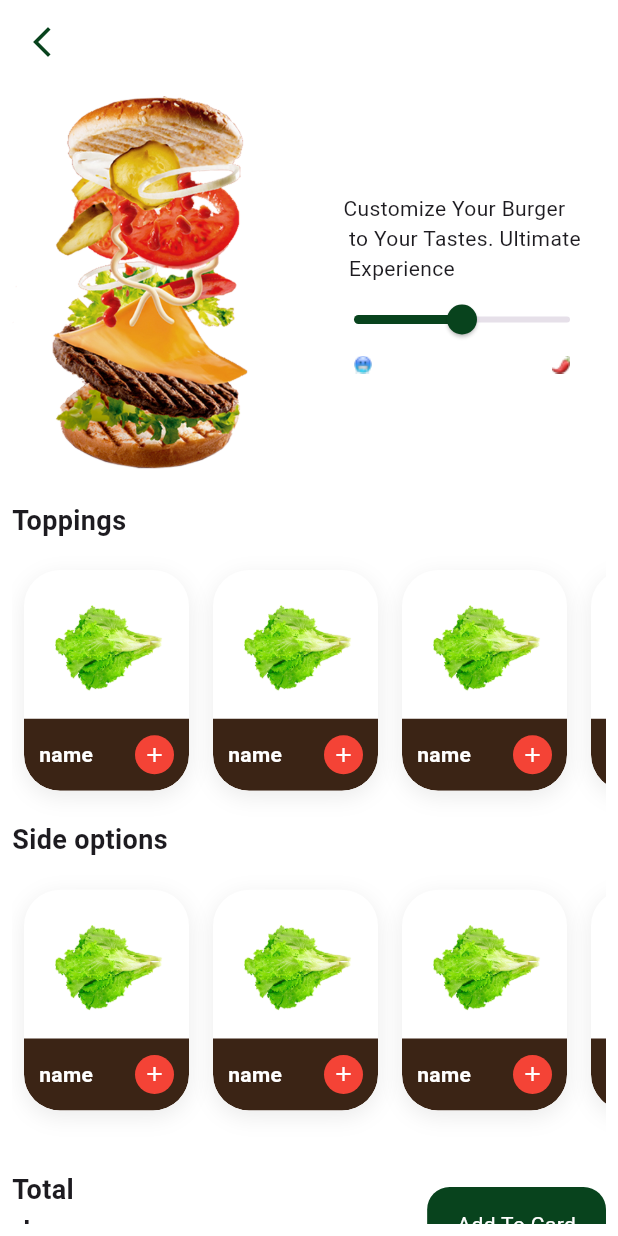
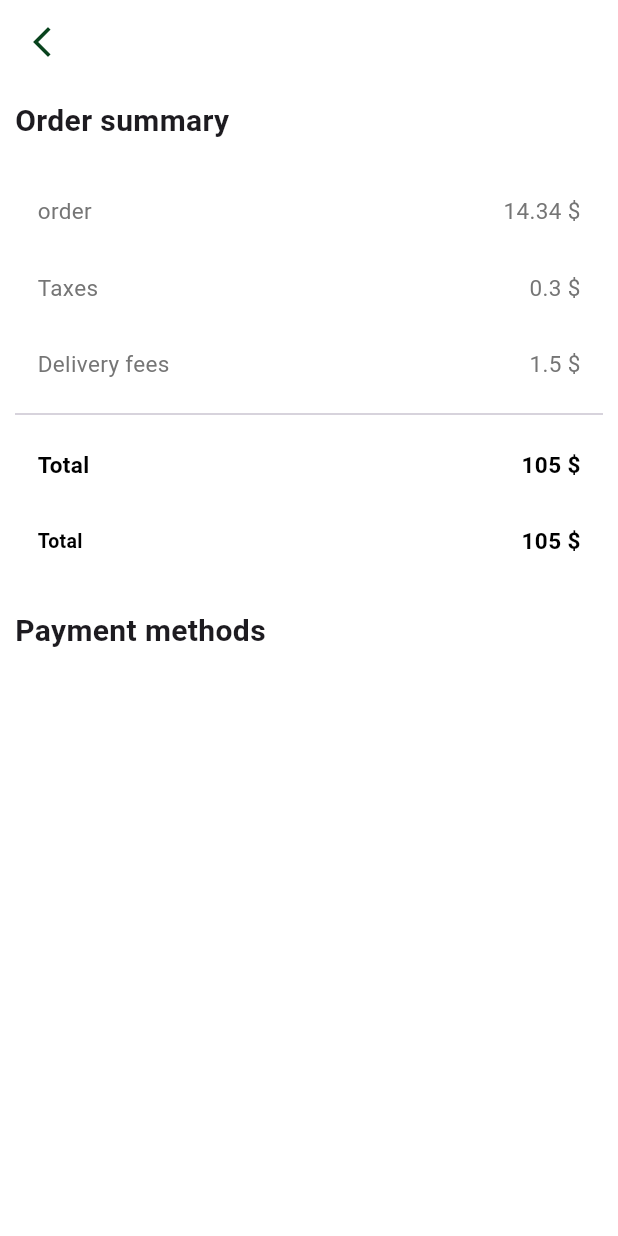
Before and after one commit to legza234/hungry, a Flutter app: the screen it shows after launch, on a phone screen of 412 x 824 dp. Run offline on Flutter 3.47's test engine with Material 3 defaults, Android fonts, the light colour scheme and no system bars; our stand-ins replace flutter_svg, gap.

Commit message:
chech out

```diff
--- /dev/null
+++ b/lib/features/checkout/view/chechout_view.dart
@@ -0,0 +1,74 @@
+import 'package:flutter/cupertino.dart';
+import 'package:flutter/material.dart';
+import 'package:gap/gap.dart';
+import 'package:hungry/shared/custom_text.dart';
+
+import '../../../core/constants/app_color.dart';
+
+class ChechoutView extends StatelessWidget {
+  const ChechoutView({super.key});
+
+  @override
+  Widget build(BuildContext context) {
+    return Scaffold(
+      appBar:AppBar(
+        backgroundColor: Colors.white,
+        leading: GestureDetector(
+            onTap:  (){
+              Navigator.pop(context);
+            },
+            child: Icon(Icons.arrow_back_ios_new,color: AppColor.Primru,)),
+      ),     backgroundColor: Colors.white,
+      body: Padding(
+        padding:  EdgeInsets.all(10),
+        child: Column(
+          crossAxisAlignment: CrossAxisAlignment.start,
+          children: [
+            CustomText(
+              text: "Order summary",
+              Weight: FontWeight.bold,
+              size: 20,
+            ),
+            Gap(20),
+            checkoutWidget("order", 14.34,false,false),
+
+            checkoutWidget("Taxes", 0.3,false,false),
+
+            checkoutWidget("Delivery fees", 1.5,false,false),
+            Divider(),
+            checkoutWidget("Total", 105,true,false),
+            checkoutWidget("Total", 105,true,true),
+            Gap(20),
+            CustomText(
+              text: "Payment methods",
+              Weight: FontWeight.bold,
+              size: 20,
+            ),
+
+          ],
+        ),
+      ) ,
+    );
+  }
+}
+Widget checkoutWidget (tittle, price,isBold,isSmall){
+return Padding(
+  padding: const EdgeInsets.all(15.0),
+
+
+  child: Row(
+    mainAxisAlignment: MainAxisAlignment.spaceBetween,
+    children: [
+        CustomText(text: tittle,
+            Weight:isBold?FontWeight.bold: FontWeight.normal,size:isSmall?13: 15,
+          color: isBold ? Colors.black: Colors.grey.shade600,
+        ),
+
+        CustomText(text: '$price \$',
+            Weight:isBold?FontWeight.bold: FontWeight.normal,size: 15,
+        color: isBold ? Colors.black: Colors.grey.shade600,
+        ),
+      ],
+  ),
+);
+}
--- a/lib/features/prodact/view/prodact_view.dart
+++ b/lib/features/prodact/view/prodact_view.dart
@@ -91,6 +91,7 @@
                   CustomBotton(text: "Add To Card",onTap: (){},)
                 ],
               ),
+              Gap(40),
 
 
 
--- a/lib/main.dart
+++ b/lib/main.dart
@@ -4,6 +4,8 @@
 
 import 'features/auth/view/login_view.dart';
 import 'features/auth/view/singup_veiw.dart';
+import 'features/card/view/card_view.dart';
+import 'features/checkout/view/chechout_view.dart';
 import 'features/prodact/view/prodact_view.dart';
 
 void main() {
@@ -19,7 +21,8 @@
     return MaterialApp(
       debugShowCheckedModeBanner: false,
 
-      home: ProdactView(),
+      home: ChechoutView(),
+
     );
   }
 }
--- a/lib/shared/custom_text.dart
+++ b/lib/shared/custom_text.dart
@@ -1,4 +1,3 @@
-import 'dart:ffi';
 
 import 'package:flutter/cupertino.dart';
 import 'package:flutter/material.dart' show Colors;
```
Also changed, not shown: lib/features/card/view/card_view.dart (+88 -4 lines), lib/features/card/widget/cart__item.dart (added, +100 -0 lines), lib/features/orderHistory/view/order_history_view.dart (+49 -3 lines), lib/core/constants/api_endpoints.dart (deleted), lib/core/constants/app_strings.dart (deleted), lib/core/network/api_rxceptic.dart (deleted), lib/core/network/api_service.dart (deleted), lib/core/utils/helper.dart (deleted), lib/features/auth/data/auth_model.dart (deleted), lib/features/auth/data/auth_repository.dart (deleted).
